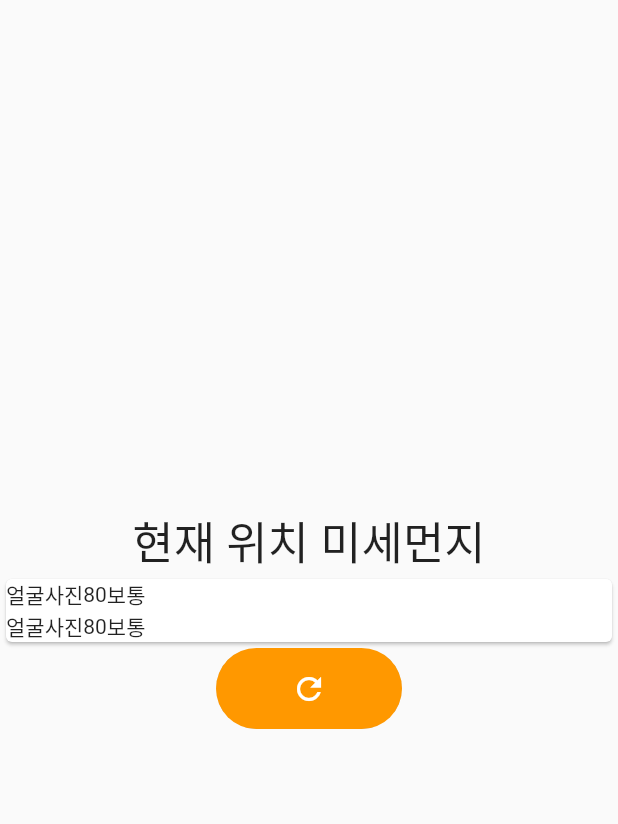
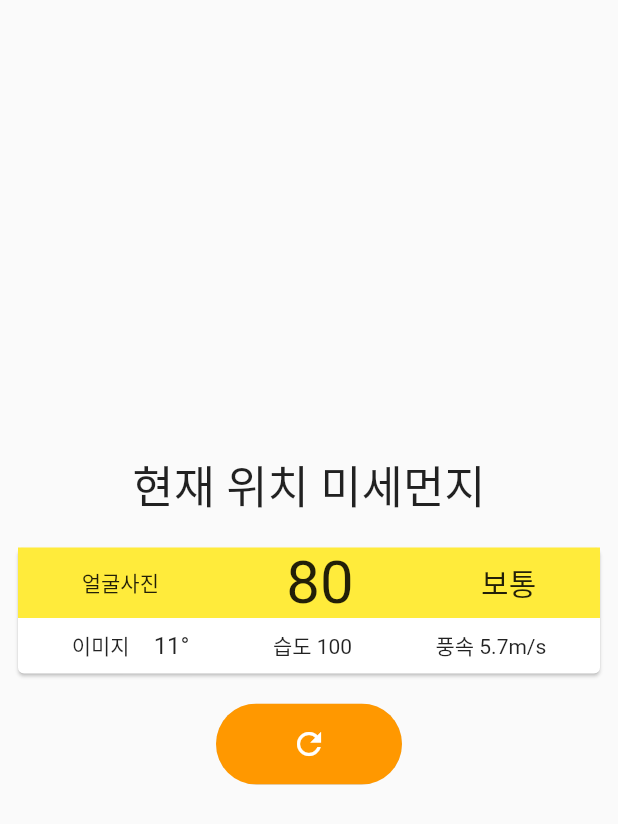
Before and after one commit to JiwooBaek/flutter_dust, a Flutter app: the screen it shows after launch, on a phone screen of 412 x 824 dp. Shown: the top 824 px of the screen. Run offline on Flutter 3.47's test engine with Material 2 defaults, Android fonts, the phone set to English and light mode, and no system bars.

Commit message:
레이아웃

```diff
--- a/lib/main.dart
+++ b/lib/main.dart
@@ -40,30 +40,54 @@ class _MainState extends State<Main> {
   @override
   Widget build(BuildContext context) {
     return Scaffold(
-      body: Center(
+      body: Padding(
+        padding: const EdgeInsets.all(8.0),
+        child: Center(
           child: Column(
             mainAxisAlignment: MainAxisAlignment.center,
             children: <Widget>[
               Text('현재 위치 미세먼지', style: TextStyle(fontSize: 30),),
+              SizedBox(
+                height: 16,
+              ),
               Card(
                 child: Column(
                   children: <Widget>[
-                  Row(
+                    Container(
+                      child: Row(
+                        mainAxisAlignment: MainAxisAlignment.spaceAround,
                         children: <Widget>[
                           Text('얼굴사진'),
-                      Text('80'),
-                      Text('보통'),
+                          Text('80', style: TextStyle(fontSize: 40),),
+                          Text('보통', style: TextStyle(fontSize: 20),),
                         ],
                       ),
+                      color: Colors.yellow,
+                    ),
+                    Padding(
+                      padding: const EdgeInsets.all(8.0),
+                      child: Row(
+                        mainAxisAlignment: MainAxisAlignment.spaceAround,
+                        children: <Widget>[
                           Row(
-                    children: <Widget>[
-                      Text('얼굴사진'),
-                      Text('80'),
-                      Text('보통'),
+                            children: [
+                              Text('이미지'),
+                              SizedBox(
+                                width: 16,
+                              ),
+                              Text('11°', style: TextStyle(fontSize: 16),)
                             ],
+                          ),
+                          Text('습도 100'),
+                          Text('풍속 5.7m/s'),
+                        ],
+                      ),
                     )
                   ],
                 ),
+              ),
+              SizedBox(
+                height: 16,
               ),
               ClipRRect(
                 borderRadius: BorderRadius.circular(30),
@@ -77,6 +101,7 @@ class _MainState extends State<Main> {
             ],
           ),
         ),
+      ),
     );
   }
 }
```
Lines whose indentation alone changed are shown as unchanged.
